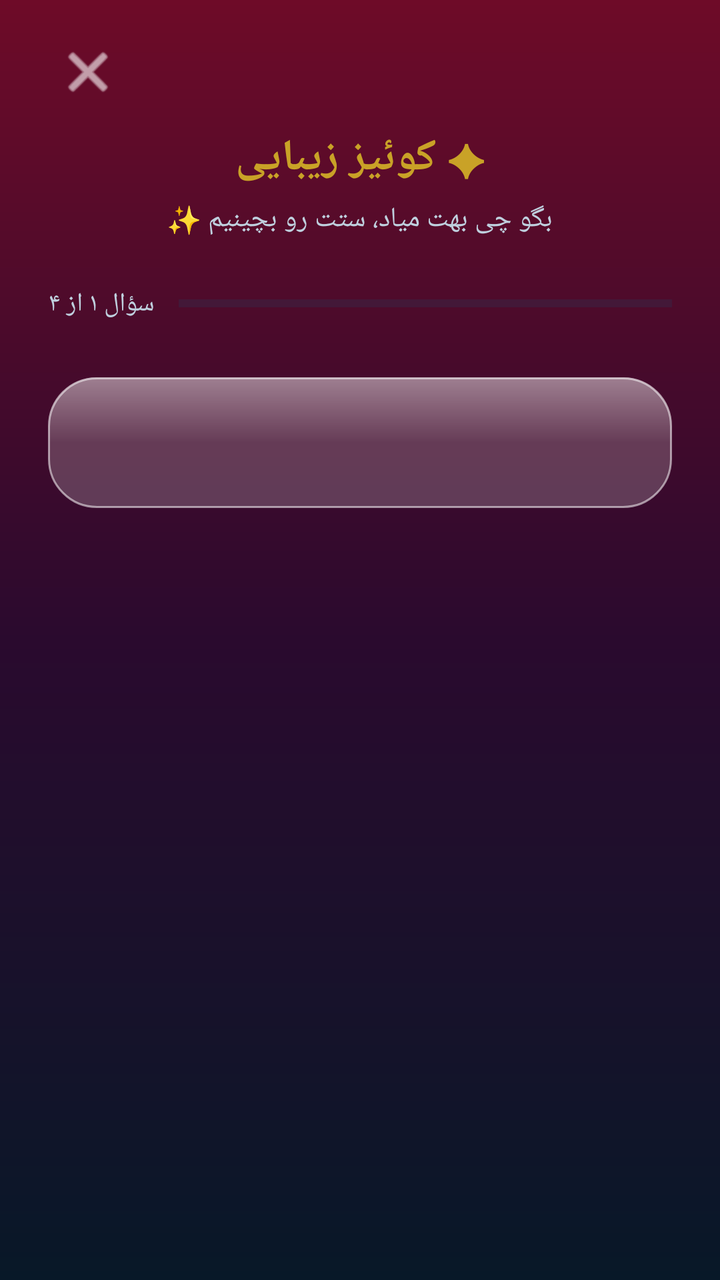
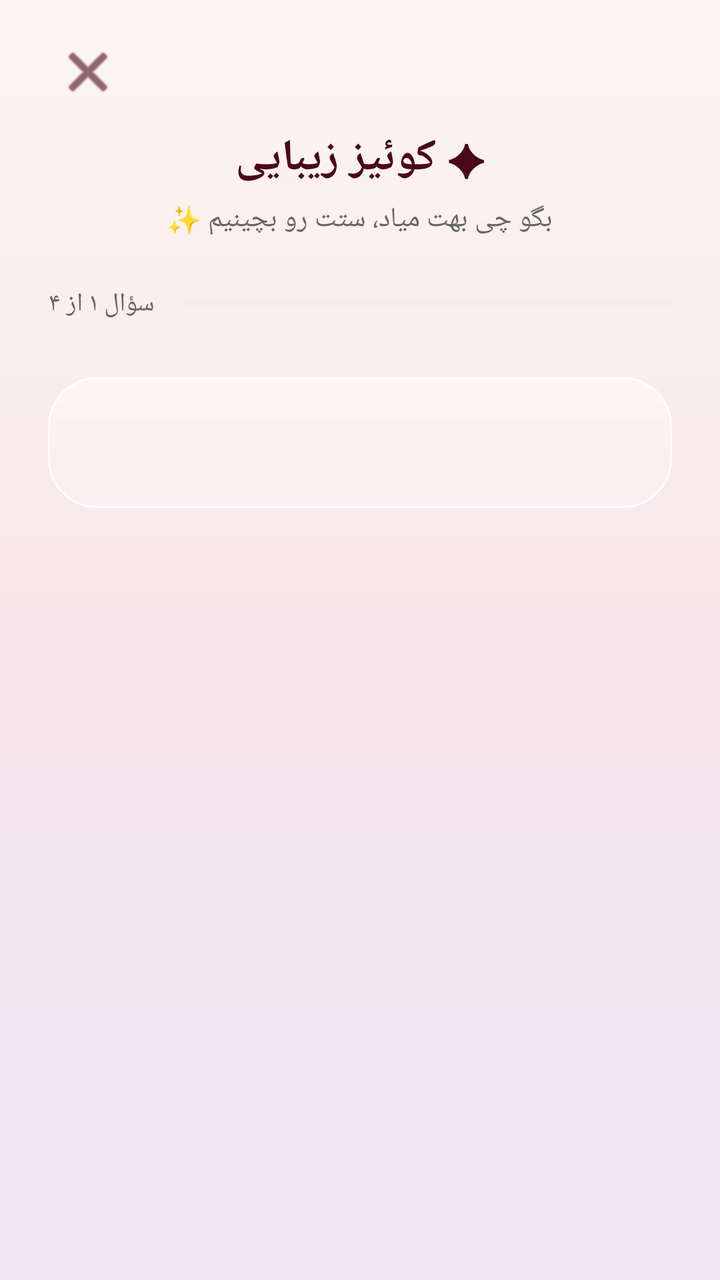

The first picture is an Android layout as it rendered before a commit; the second is the same layout after the commit. The layout source and the unified diff follow.
<!-- AndroidManifest.xml: application theme Theme.AramisBeauty -->
<!-- res/layout/activity_quiz.xml -->
<?xml version="1.0" encoding="utf-8"?>
<FrameLayout xmlns:android="http://schemas.android.com/apk/res/android"
    xmlns:app="http://schemas.android.com/apk/res-auto"
    android:layout_width="match_parent"
    android:layout_height="match_parent"
    android:background="@drawable/glass_bg_gradient">

    
    <LinearLayout
        android:id="@+id/quiz_question_view"
        android:layout_width="match_parent"
        android:layout_height="match_parent"
        android:orientation="vertical"
        android:paddingStart="24dp"
        android:paddingEnd="24dp"
        android:paddingTop="16dp"
        android:paddingBottom="24dp">

        <ImageButton
            android:id="@+id/quiz_close"
            android:layout_width="40dp"
            android:layout_height="40dp"
            android:layout_gravity="start"
            android:background="@android:color/transparent"
            android:contentDescription="بستن"
            android:src="@android:drawable/ic_menu_close_clear_cancel"
            android:tint="@color/white" />

        <TextView
            android:layout_width="wrap_content"
            android:layout_height="wrap_content"
            android:layout_gravity="center_horizontal"
            android:layout_marginTop="8dp"
            android:fontFamily="@font/vazirmatn"
            android:text="✦ کوئیز زیبایی"
            android:textColor="@color/gold"
            android:textSize="22sp"
            android:textStyle="bold" />

        <TextView
            android:layout_width="wrap_content"
            android:layout_height="wrap_content"
            android:layout_gravity="center_horizontal"
            android:layout_marginTop="6dp"
            android:fontFamily="@font/vazirmatn"
            android:text="بگو چی بهت میاد، ستت رو بچینیم ✨"
            android:textColor="#BFD0DE"
            android:textSize="14sp" />

        <LinearLayout
            android:layout_width="match_parent"
            android:layout_height="wrap_content"
            android:layout_marginTop="24dp"
            android:gravity="center_vertical"
            android:orientation="horizontal">

            <TextView
                android:id="@+id/quiz_progress_text"
                android:layout_width="wrap_content"
                android:layout_height="wrap_content"
                android:fontFamily="@font/vazirmatn"
                android:text="سؤال ۱ از ۴"
                android:textColor="#BFD0DE"
                android:textSize="13sp" />

            <ProgressBar
                android:id="@+id/quiz_progress"
                style="?android:attr/progressBarStyleHorizontal"
                android:layout_width="0dp"
                android:layout_height="6dp"
                android:layout_marginStart="12dp"
                android:layout_weight="1"
                android:max="4"
                android:progress="0"
                android:progressBackgroundTint="@color/quiz_option_border"
                android:progressTint="@color/gold" />
        </LinearLayout>

        <TextView
            android:id="@+id/quiz_question_title"
            android:layout_width="match_parent"
            android:layout_height="wrap_content"
            android:layout_marginTop="28dp"
            android:background="@drawable/glass_panel"
            android:fontFamily="@font/vazirmatn"
            android:padding="18dp"
            android:textColor="@color/white"
            android:textSize="22sp"
            android:textStyle="bold" />

        <LinearLayout
            android:id="@+id/quiz_options"
            android:layout_width="match_parent"
            android:layout_height="wrap_content"
            android:layout_marginTop="20dp"
            android:orientation="vertical" />

        <androidx.appcompat.widget.AppCompatButton
            android:id="@+id/quiz_back"
            android:layout_width="wrap_content"
            android:layout_height="48dp"
            android:layout_marginTop="16dp"
            android:background="@android:color/transparent"
            android:fontFamily="@font/vazirmatn"
            android:text="قبلی"
            android:textColor="#BFD0DE"
            android:textSize="15sp"
            android:visibility="gone" />
    </LinearLayout>

    
    <LinearLayout
        android:id="@+id/quiz_loading_view"
        android:layout_width="match_parent"
        android:layout_height="match_parent"
        android:gravity="center"
        android:orientation="vertical"
        android:visibility="gone">

        <ProgressBar
            android:layout_width="48dp"
            android:layout_height="48dp"
            android:indeterminateTint="@color/gold" />

        <TextView
            android:layout_width="wrap_content"
            android:layout_height="wrap_content"
            android:layout_marginTop="16dp"
            android:fontFamily="@font/vazirmatn"
            android:text="دارم ستت رو آماده می‌کنم…"
            android:textColor="@color/white"
            android:textSize="15sp" />
    </LinearLayout>

    
    <ScrollView
        android:id="@+id/quiz_result_view"
        android:layout_width="match_parent"
        android:layout_height="match_parent"
        android:visibility="gone">

        <LinearLayout
            android:layout_width="match_parent"
            android:layout_height="wrap_content"
            android:orientation="vertical"
            android:paddingStart="24dp"
            android:paddingEnd="24dp"
            android:paddingTop="20dp"
            android:paddingBottom="24dp">

            <TextView
                android:layout_width="wrap_content"
                android:layout_height="wrap_content"
                android:layout_gravity="center_horizontal"
                android:fontFamily="@font/vazirmatn"
                android:text="✦ ست تو آماده‌ست"
                android:textColor="@color/gold"
                android:textSize="18sp"
                android:textStyle="bold" />

            <TextView
                android:id="@+id/quiz_result_title"
                android:layout_width="wrap_content"
                android:layout_height="wrap_content"
                android:layout_gravity="center_horizontal"
                android:layout_marginTop="8dp"
                android:fontFamily="@font/vazirmatn"
                android:textColor="@color/white"
                android:textSize="22sp"
                android:textStyle="bold" />

            <TextView
                android:id="@+id/quiz_result_desc"
                android:layout_width="wrap_content"
                android:layout_height="wrap_content"
                android:layout_gravity="center_horizontal"
                android:layout_marginTop="8dp"
                android:fontFamily="@font/vazirmatn"
                android:textAlignment="center"
                android:textColor="#BFD0DE"
                android:textSize="14sp" />

            <LinearLayout
                android:id="@+id/quiz_result_products"
                android:layout_width="match_parent"
                android:layout_height="wrap_content"
                android:layout_marginTop="24dp"
                android:orientation="vertical" />

            <androidx.appcompat.widget.AppCompatButton
                android:id="@+id/quiz_retake"
                android:layout_width="match_parent"
                android:layout_height="52dp"
                android:layout_marginTop="8dp"
                android:background="@drawable/quiz_button_outline"
                android:fontFamily="@font/vazirmatn"
                android:text="دوباره"
                android:textColor="@color/gold"
                android:textSize="15sp"
                android:textStyle="bold"
                app:backgroundTint="@null" />

            <androidx.appcompat.widget.AppCompatButton
                android:id="@+id/quiz_done"
                android:layout_width="match_parent"
                android:layout_height="52dp"
                android:layout_marginTop="12dp"
                android:background="@drawable/quiz_button_gold"
                android:fontFamily="@font/vazirmatn"
                android:text="بازگشت به فروشگاه"
                android:textColor="@color/header_top"
                android:textSize="15sp"
                android:textStyle="bold"
                app:backgroundTint="@null" />
        </LinearLayout>
    </ScrollView>
</FrameLayout>
<!-- resources referenced by this layout -->
<resources>
  <color name="gold">#C9A227</color>
  <color name="header_top">#081828</color>
  <color name="quiz_option_border">#24405E</color>
  <color name="white">#FFFFFF</color>
  <!-- drawable glass_bg_gradient (drawable) -->
  <?xml version="1.0" encoding="utf-8"?>
  <shape xmlns:android="http://schemas.android.com/apk/res/android"
      android:shape="rectangle">
      <gradient
          android:angle="270"
          android:centerColor="#2A0A2E"
          android:endColor="#081828"
          android:startColor="#6E0B28"
          android:type="linear" />
  </shape>
  <!-- drawable glass_panel (drawable) -->
  <?xml version="1.0" encoding="utf-8"?>
  <layer-list xmlns:android="http://schemas.android.com/apk/res/android">
      <item>
          <shape android:shape="rectangle">
              <solid android:color="#33FFFFFF" />
              <stroke
                  android:width="1dp"
                  android:color="#8CFFFFFF" />
              <corners android:radius="24dp" />
          </shape>
      </item>
      <item>
          <shape android:shape="rectangle">
              <gradient
                  android:angle="270"
                  android:centerColor="#00FFFFFF"
                  android:endColor="#00FFFFFF"
                  android:startColor="#59FFFFFF"
                  android:type="linear" />
              <corners android:radius="24dp" />
          </shape>
      </item>
  </layer-list>
  <!-- drawable quiz_button_gold (drawable) -->
  <?xml version="1.0" encoding="utf-8"?>
  <shape xmlns:android="http://schemas.android.com/apk/res/android"
      android:shape="rectangle">
      <solid android:color="@color/gold" />
      <corners android:radius="24dp" />
  </shape>
  <!-- drawable quiz_button_outline (drawable) -->
  <?xml version="1.0" encoding="utf-8"?>
  <shape xmlns:android="http://schemas.android.com/apk/res/android"
      android:shape="rectangle">
      <solid android:color="@android:color/transparent" />
      <stroke
          android:width="1.5dp"
          android:color="@color/gold" />
      <corners android:radius="24dp" />
  </shape>
  <style name="Theme.AramisBeauty" parent="Theme.Material3.DayNight.NoActionBar">
          <item name="colorPrimary">@color/burgundy</item>
          <item name="colorPrimaryDark">@color/burgundy_dark</item>
          <item name="colorOnPrimary">@color/white</item>
          <item name="colorSecondary">@color/gold</item>
          <item name="android:windowBackground">@color/white</item>
          <item name="colorSurface">@color/white</item>
      </style>
  <color name="burgundy">#6E0B28</color>
  <color name="burgundy_dark">#4A0819</color>
</resources>

<!-- the commit's change to res/layout/activity_quiz.xml (unified diff, before → after) -->
@@ -24,7 +24,7 @@
             android:background="@android:color/transparent"
             android:contentDescription="بستن"
             android:src="@android:drawable/ic_menu_close_clear_cancel"
-            android:tint="@color/white" />
+            android:tint="@color/burgundy_dark" />
 
         <TextView
             android:layout_width="wrap_content"
@@ -33,7 +33,7 @@
             android:layout_marginTop="8dp"
             android:fontFamily="@font/vazirmatn"
             android:text="✦ کوئیز زیبایی"
-            android:textColor="@color/gold"
+            android:textColor="@color/burgundy_dark"
             android:textSize="22sp"
             android:textStyle="bold" />
 
@@ -44,7 +44,7 @@
             android:layout_marginTop="6dp"
             android:fontFamily="@font/vazirmatn"
             android:text="بگو چی بهت میاد، ستت رو بچینیم ✨"
-            android:textColor="#BFD0DE"
+            android:textColor="@color/gray_text"
             android:textSize="14sp" />
 
         <LinearLayout
@@ -60,7 +60,7 @@
                 android:layout_height="wrap_content"
                 android:fontFamily="@font/vazirmatn"
                 android:text="سؤال ۱ از ۴"
-                android:textColor="#BFD0DE"
+                android:textColor="@color/gray_text"
                 android:textSize="13sp" />
 
             <ProgressBar
@@ -72,7 +72,7 @@
                 android:layout_weight="1"
                 android:max="4"
                 android:progress="0"
-                android:progressBackgroundTint="@color/quiz_option_border"
+                android:progressBackgroundTint="@color/drawer_item_bg_checked"
                 android:progressTint="@color/gold" />
         </LinearLayout>
 
@@ -84,7 +84,7 @@
             android:background="@drawable/glass_panel"
             android:fontFamily="@font/vazirmatn"
             android:padding="18dp"
-            android:textColor="@color/white"
+            android:textColor="@color/burgundy_dark"
             android:textSize="22sp"
             android:textStyle="bold" />
 
@@ -103,7 +103,7 @@
             android:background="@android:color/transparent"
             android:fontFamily="@font/vazirmatn"
             android:text="قبلی"
-            android:textColor="#BFD0DE"
+            android:textColor="@color/gray_text"
             android:textSize="15sp"
             android:visibility="gone" />
     </LinearLayout>
@@ -128,7 +128,7 @@
             android:layout_marginTop="16dp"
             android:fontFamily="@font/vazirmatn"
             android:text="دارم ستت رو آماده می‌کنم…"
-            android:textColor="@color/white"
+            android:textColor="@color/burgundy_dark"
             android:textSize="15sp" />
     </LinearLayout>
 
@@ -154,7 +154,7 @@
                 android:layout_gravity="center_horizontal"
                 android:fontFamily="@font/vazirmatn"
                 android:text="✦ ست تو آماده‌ست"
-                android:textColor="@color/gold"
+                android:textColor="@color/burgundy_dark"
                 android:textSize="18sp"
                 android:textStyle="bold" />
 
@@ -165,7 +165,7 @@
                 android:layout_gravity="center_horizontal"
                 android:layout_marginTop="8dp"
                 android:fontFamily="@font/vazirmatn"
-                android:textColor="@color/white"
+                android:textColor="@color/burgundy_dark"
                 android:textSize="22sp"
                 android:textStyle="bold" />
 
@@ -177,7 +177,7 @@
                 android:layout_marginTop="8dp"
                 android:fontFamily="@font/vazirmatn"
                 android:textAlignment="center"
-                android:textColor="#BFD0DE"
+                android:textColor="@color/gray_text"
                 android:textSize="14sp" />
 
             <LinearLayout
<!-- resource entries referenced after the edit -->
@@ -1,8 +1,8 @@
 <!-- resources referenced by this layout -->
 <resources>
   <color name="gold">#C9A227</color>
+  <color name="gray_text">#666666</color>
   <color name="header_top">#081828</color>
-  <color name="quiz_option_border">#24405E</color>
   <color name="white">#FFFFFF</color>
   <!-- drawable glass_bg_gradient (drawable) -->
   <?xml version="1.0" encoding="utf-8"?>
@@ -10,9 +10,9 @@
       android:shape="rectangle">
       <gradient
           android:angle="270"
-          android:centerColor="#2A0A2E"
-          android:endColor="#081828"
-          android:startColor="#6E0B28"
+          android:centerColor="#F7E6EB"
+          android:endColor="#EFE7F3"
+          android:startColor="#FDF6F0"
           android:type="linear" />
   </shape>
   <!-- drawable glass_panel (drawable) -->
@@ -20,10 +20,10 @@
   <layer-list xmlns:android="http://schemas.android.com/apk/res/android">
       <item>
           <shape android:shape="rectangle">
-              <solid android:color="#33FFFFFF" />
+              <solid android:color="#40FFFFFF" />
               <stroke
                   android:width="1dp"
-                  android:color="#8CFFFFFF" />
+                  android:color="#D9FFFFFF" />
               <corners android:radius="24dp" />
           </shape>
       </item>
@@ -66,5 +66,6 @@
       </style>
   <color name="burgundy">#6E0B28</color>
   <color name="burgundy_dark">#4A0819</color>
+  <color name="drawer_item_bg_checked">#F6E3E8</color>
 </resources>
 
